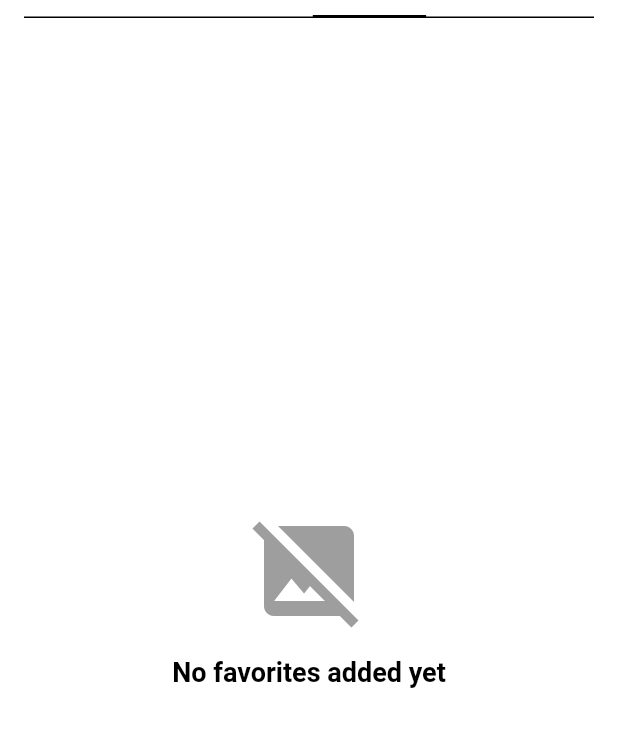
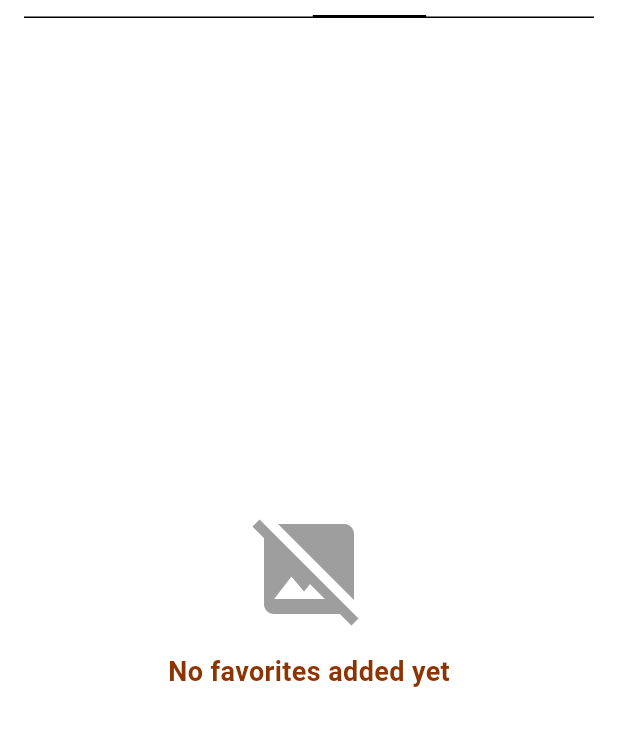
Before and after one commit to antOnioOnio/imgur_api_example, a Flutter app: the screen it shows after launch, tab 2 chosen, on a phone screen of 412 x 824 dp, the part 60-807 px from its top. Run offline on Flutter 3.47's test engine with Material 3 defaults, Android fonts, the phone set to English and light mode, and no system bars; our stand-ins replace dio, flutter_bloc, freezed_annotation, get_it, go_router, retrofit; generated files the repository leaves out were written again; network calls fail.

```diff
--- a/lib/app/constants/app_decorations.dart
+++ b/lib/app/constants/app_decorations.dart
@@ -1,5 +1,4 @@
 import 'package:flutter/material.dart';
-import 'package:igmur_images_example/app/constants/app_colors.dart';
 import 'package:igmur_images_example/app/constants/app_spacing.dart';
 
 abstract class AppDecorations {
--- a/lib/app/routes/app_routes.dart
+++ b/lib/app/routes/app_routes.dart
@@ -1,6 +1,6 @@
 import 'package:go_router/go_router.dart';
 import 'package:igmur_images_example/domain/models/entities/data_entity.dart';
-import 'package:igmur_images_example/presentation/features/home_gallery/home_gallery_screen.dart';
+import 'package:igmur_images_example/presentation/features/home_gallery/home_screen.dart';
 import 'package:igmur_images_example/presentation/features/home_gallery/image_detail/image_detail_screen.dart';
 import 'package:igmur_images_example/presentation/features/splash/splash_controller.dart';
 
--- a/lib/presentation/features/home_gallery/bloc/home_gallery_screen_state.dart
+++ b/lib/presentation/features/home_gallery/bloc/home_gallery_screen_state.dart
@@ -4,25 +4,24 @@ part of 'home_gallery_screen_bloc.dart';
 class HomeGalleryScreenState with _$HomeGalleryScreenState {
   const factory HomeGalleryScreenState({
     required ScreenStatus screenStatus,
-    required List<DataEntity> dataEntityList,
+    required List<DataEntity> dataEntityListResponse,
+    required List<DataEntity> dataEntityListFavorites,
+    required List<DataEntity> dataEntityListSearched,
     required int currentPage,
   }) = _HomeGalleryScreenState;
 
   factory HomeGalleryScreenState.initial() {
     return const HomeGalleryScreenState(
       screenStatus: ScreenStatus.initial(),
-      dataEntityList: [],
+      dataEntityListResponse: [],
+      dataEntityListFavorites: [],
+      dataEntityListSearched: [],
       currentPage: 0,
     );
   }
 }
 
 extension FavoriteImagesExtension on HomeGalleryScreenState {
-  List<DataEntity> get favoriteImages {
-    return dataEntityList.where((element) => element.favorite == true).toList();
-  }
-
-  DataEntity getDataEntityById(String id) {
-    return dataEntityList.where((element) => element.id == id).first;
-  }
+  DataEntity getDataEntityById(String id) =>
+      dataEntityListResponse.where((element) => element.id == id).first;
 }
--- a/lib/presentation/features/home_gallery/home_gallery_screen.dart
+++ b/lib/presentation/features/home_gallery/home_screen.dart
@@ -51,17 +51,17 @@ class _HomeScreenState extends State<HomeScreen> {
             children: [
               Expanded(
                 child:
-                BlocBuilder<HomeGalleryScreenBloc, HomeGalleryScreenState>(
+                    BlocBuilder<HomeGalleryScreenBloc, HomeGalleryScreenState>(
                   builder: (context, state) {
                     return TabBarView(
                       children: [
                         HomeTab(
                           isLoading: state.screenStatus.isLoading(),
-                          dataEntity: state.dataEntityList,
+                          dataEntity: state.dataEntityListResponse,
                           isLoadingMore: state.screenStatus.isLoadingMore(),
                         ),
                         FavoriteTab(
-                          favoriteImages: state.favoriteImages,
+                          favoriteImages: state.dataEntityListFavorites,
                           scrollController: _favoritesScrollController,
                         ),
                       ],
--- a/lib/presentation/features/home_gallery/tabs/favorite_tab.dart
+++ b/lib/presentation/features/home_gallery/tabs/favorite_tab.dart
@@ -1,4 +1,5 @@
 import 'package:flutter/material.dart';
+import 'package:igmur_images_example/app/constants/app_fonts.dart';
 import 'package:igmur_images_example/domain/models/entities/data_entity.dart';
 import 'package:igmur_images_example/presentation/features/home_gallery/widgets/image_list_tile.dart';
 
@@ -15,27 +16,31 @@ class FavoriteTab extends StatelessWidget {
   @override
   Widget build(BuildContext context) {
     return favoriteImages.isEmpty
-        ? Center(
+        ? const Center(
             child: Column(
               mainAxisAlignment: MainAxisAlignment.center,
               children: [
-                const Icon(
+                Icon(
                   Icons.image_not_supported,
                   size: 80,
                   color: Colors.grey,
                 ),
-                const SizedBox(height: 16),
+                SizedBox(height: 16),
                 Text(
                   'No favorites added yet',
-                  style: Theme.of(context).textTheme.headline6,
+                  style: AppFonts.headLine,
                 ),
               ],
             ),
           )
-        : Expanded(
-            child: ImageListTile(
-              list: favoriteImages,
-            ),
+        : Column(
+            children: [
+              Expanded(
+                child: ImageListTile(
+                  list: favoriteImages,
+                ),
+              ),
+            ],
           );
   }
 }
--- a/lib/presentation/features/home_gallery/tabs/home_tab.dart
+++ b/lib/presentation/features/home_gallery/tabs/home_tab.dart
@@ -2,6 +2,7 @@ import 'package:flutter/material.dart';
 import 'package:flutter_bloc/flutter_bloc.dart';
 import 'package:igmur_images_example/domain/models/entities/data_entity.dart';
 import 'package:igmur_images_example/presentation/features/home_gallery/bloc/home_gallery_screen_bloc.dart';
+import 'package:igmur_images_example/presentation/features/home_gallery/search_delegate_screen/search_delegate_screen.dart';
 import 'package:igmur_images_example/presentation/features/home_gallery/widgets/image_list_tile.dart';
 import 'package:igmur_images_example/presentation/features/home_gallery/widgets/search_bar_widget.dart';
 import 'package:igmur_images_example/presentation/widgets/custom_circular_loader.dart';
@@ -25,7 +26,9 @@ class HomeTab extends StatelessWidget {
         : Column(
             children: [
               SearchBarWidget(
-                onSearch: (value) => DoNothingAction(),
+                searchDelegate: CustomSearchDelegate(
+                  data: ['algo', 'algo'],
+                ),
               ),
               Expanded(
                 child: NotificationListener<ScrollNotification>(
--- a/lib/presentation/features/home_gallery/widgets/image_list_tile.dart
+++ b/lib/presentation/features/home_gallery/widgets/image_list_tile.dart
@@ -18,6 +18,7 @@ class ImageListTile extends StatefulWidget {
 
 class _ImageListTileState extends State<ImageListTile>
     with AutomaticKeepAliveClientMixin<ImageListTile> {
+
   @override
   Widget build(BuildContext context) {
     return ListView.builder(
```
Also changed, not shown: lib/presentation/features/home_gallery/bloc/home_gallery_screen_bloc.dart (+19 -4 lines), lib/presentation/features/home_gallery/search_delegate_screen/search_delegate_screen.dart (added, +89 -0 lines), lib/presentation/features/home_gallery/widgets/search_bar_widget.dart (+8 -3 lines), lib/presentation/features/home_gallery/bloc/home_gallery_screen_bloc.freezed.dart.
